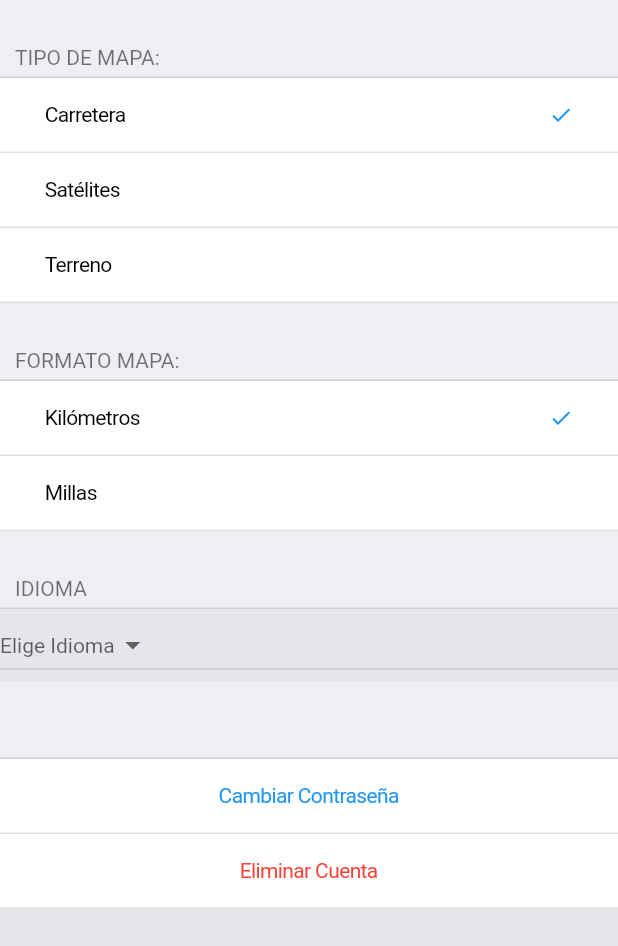
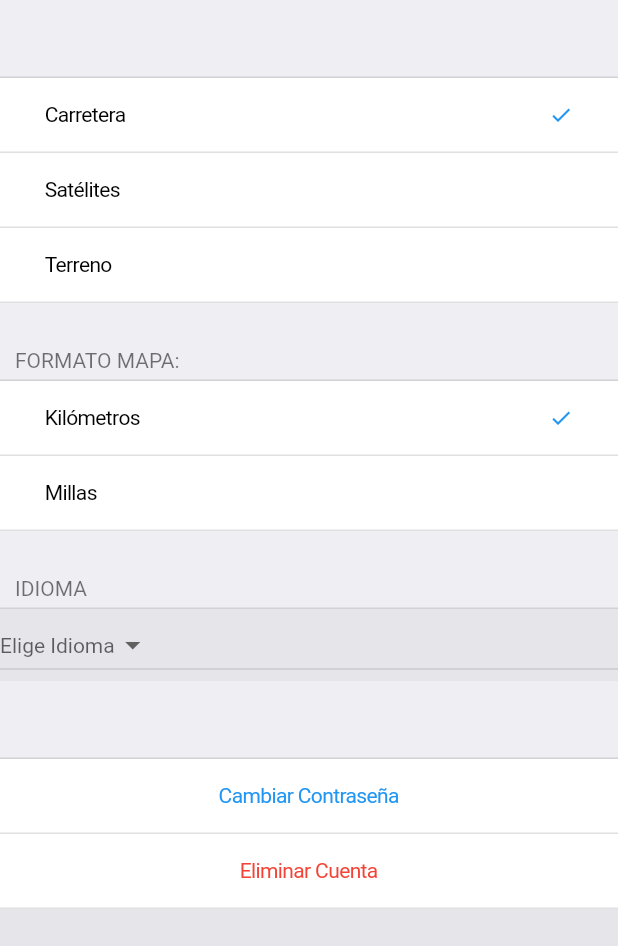
Before and after one commit to jvazquezmatias/map_project, a Flutter app: the AccountSettings screen opened directly, on a phone screen of 412 x 824 dp. Shown: the top 946 px of the screen. Run offline on Flutter 3.47's test engine with Material 2 defaults, Android fonts, the light colour scheme and no system bars; missing offline and left inert: mysql1; accounts and stored records are empty.

Commit message:
Cambios de obtener Usuario

```diff
--- a/lib/main.dart
+++ b/lib/main.dart
@@ -10,7 +10,7 @@ class MyApp extends StatelessWidget{
     final routes = <String, WidgetBuilder>{
     LoginPage.tag: (context) => LoginPage(),
     HomeLoginPage.tag: (context) => HomeLoginPage(),
-    Register.tag: (context) => Register(),
+    RegisterPage.tag: (context) => RegisterPage(),
   };
 
   @override
--- a/lib/ui/pages/account_settings.dart
+++ b/lib/ui/pages/account_settings.dart
@@ -1,6 +1,8 @@
 import 'package:flutter/material.dart';
 import 'package:flutter/cupertino.dart';
 import 'package:project/flutter_cupertino_settings.dart';
+import 'package:project/widgets/mysql.dart' as mysql;
+import 'package:project/model/user.dart';
 
 class AccountSettings extends StatefulWidget {
   static String tag = 'account-settings';
@@ -14,12 +16,14 @@ class AccountSettings extends StatefulWidget {
   List<String> locations = ['Español', 'Catalán', 'Inglés'];
   String _selectedLocation = 'Español';
 
+
   @override
   Widget build(BuildContext context) {
+    User user = mysql.getUser();
     return Scaffold(
       body: CupertinoSettings(
         items: <Widget>[
-          CSHeader('Tipo de mapa:'),
+          CSHeader(user.getName()),
           CSSelection(
             ['Carretera', 'Satélites', 'Terreno'],
             (int value) {
```
Also changed, not shown: lib/login/register.dart (+16 -10 lines), lib/ui/pages/account.dart (+8 -6 lines), lib/widgets/mysql.dart (+6 -2 lines).
